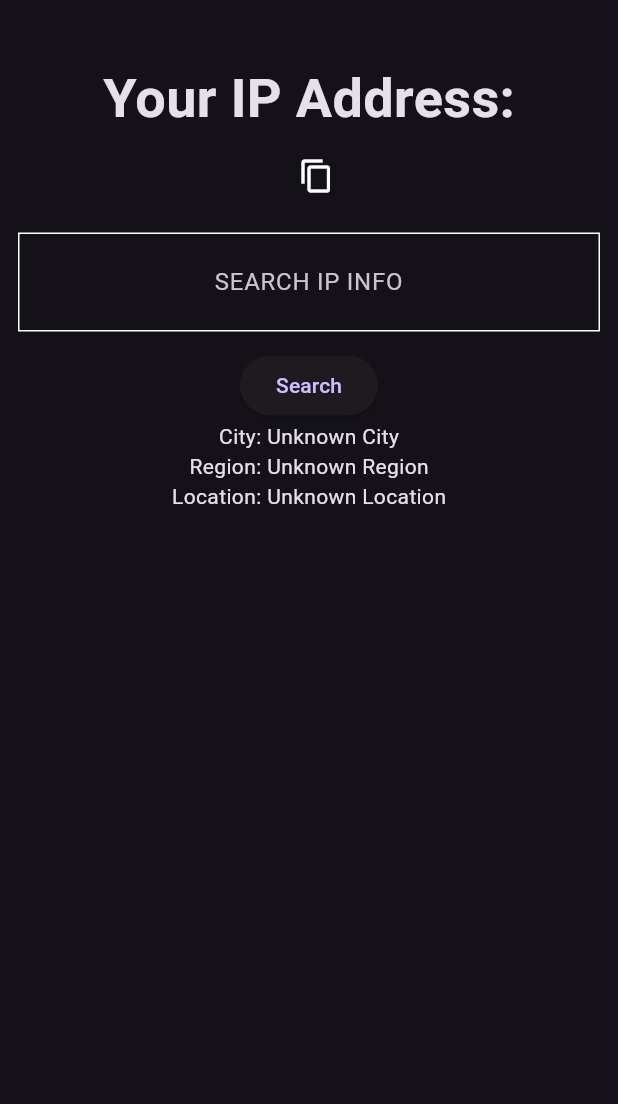
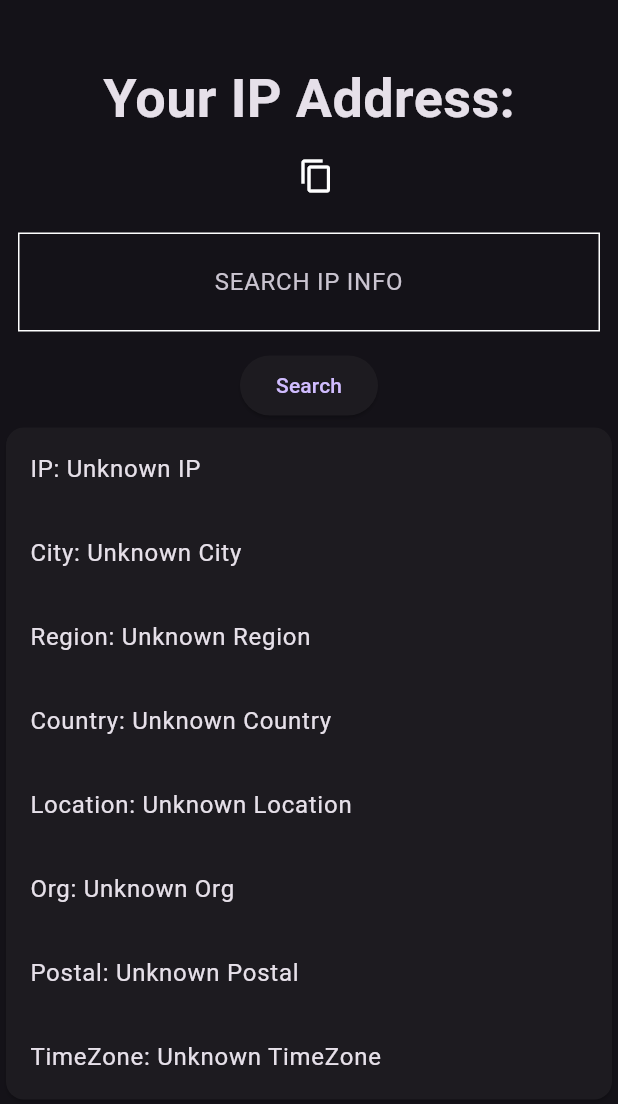
Before and after one commit to xuantruongit32/check_ipinfo, a Flutter app: the HomePage screen opened directly with empty values, on a phone screen of 412 x 824 dp. Shown: the top 1104 px of the screen. Run offline on Flutter 3.47's test engine with Material 3 defaults, Android fonts, the phone set to English and light mode, and no system bars; our stand-ins replace gap; network calls fail.

Commit message:
feat: more information in infoPage

```diff
--- a/checkip/lib/infoPage.dart
+++ b/checkip/lib/infoPage.dart
@@ -12,12 +12,35 @@ class InfoPage extends StatefulWidget {
 class _InfoPageState extends State<InfoPage> {
   @override
   Widget build(BuildContext context) {
-    return Column(
-      children: [
-        Text('City: ${widget.ipinfo.city ?? "Unknown City"}'),
-        Text('Region: ${widget.ipinfo.region ?? "Unknown Region"}'),
-        Text('Location: ${widget.ipinfo.loc ?? "Unknown Location"}'),
-      ],
+    return Card(
+      child: Column(
+        children: [
+          ListTile(
+            title: Text('IP: ${widget.ipinfo.ip ?? "Unknown IP"}'),
+          ),
+          ListTile(
+            title: Text('City: ${widget.ipinfo.city ?? "Unknown City"}'),
+          ),
+          ListTile(
+            title: Text('Region: ${widget.ipinfo.region ?? "Unknown Region"}'),
+          ),
+          ListTile(
+            title: Text('Country: ${widget.ipinfo.country ?? "Unknown Country"}'),
+          ),
+          ListTile(
+            title: Text('Location: ${widget.ipinfo.loc ?? "Unknown Location"}'),
+          ),
+          ListTile(
+            title: Text('Org: ${widget.ipinfo.org ?? "Unknown Org"}'),
+          ),
+          ListTile(
+            title: Text('Postal: ${widget.ipinfo.postal ?? "Unknown Postal"}'),
+          ),
+          ListTile(
+            title: Text('TimeZone: ${widget.ipinfo.timezone ?? "Unknown TimeZone"}'),
+          ),
+        ],
+      ),
     );
   }
 }
```
